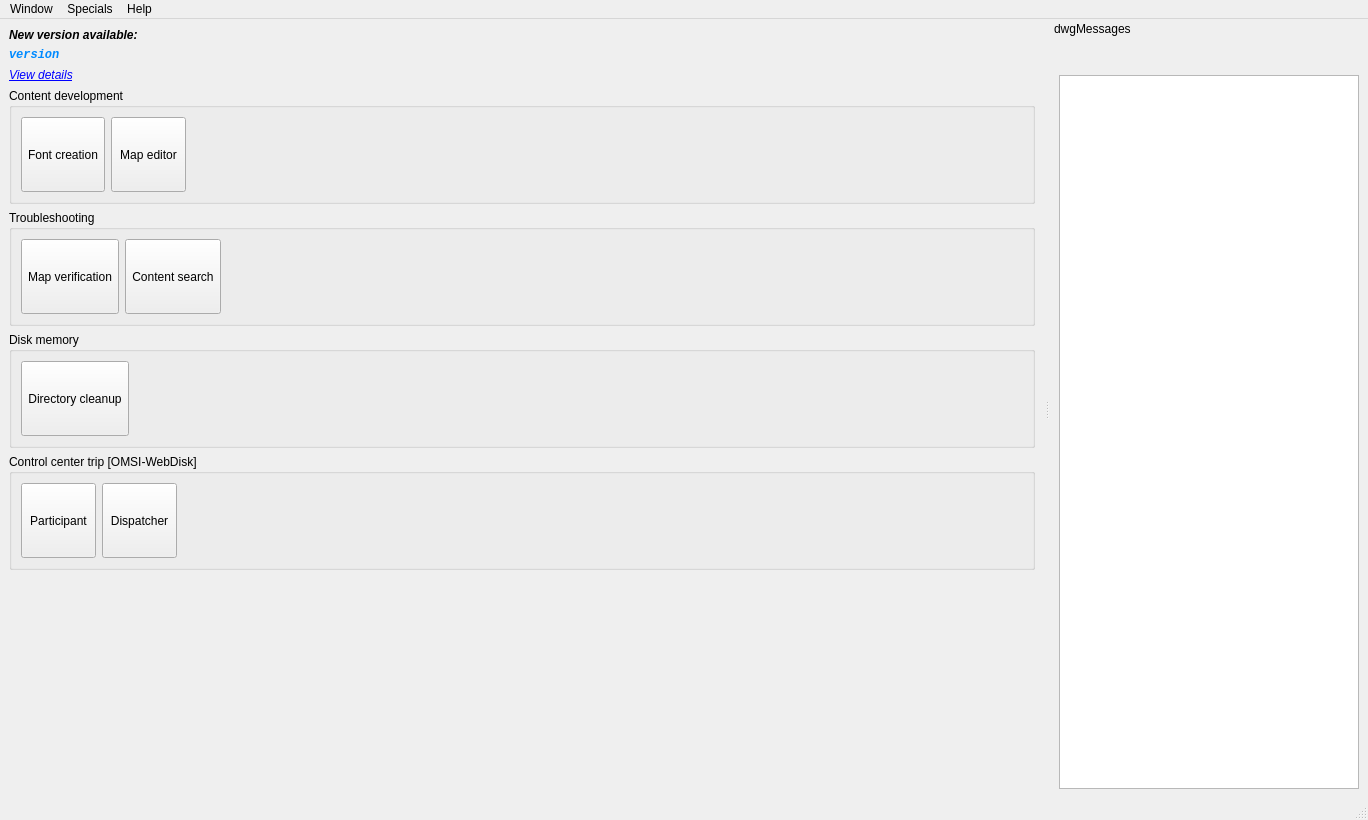
Qt form OTModules/OTGeneric/wstart.ui (pietr26/OMSI-Tools) before a commit.
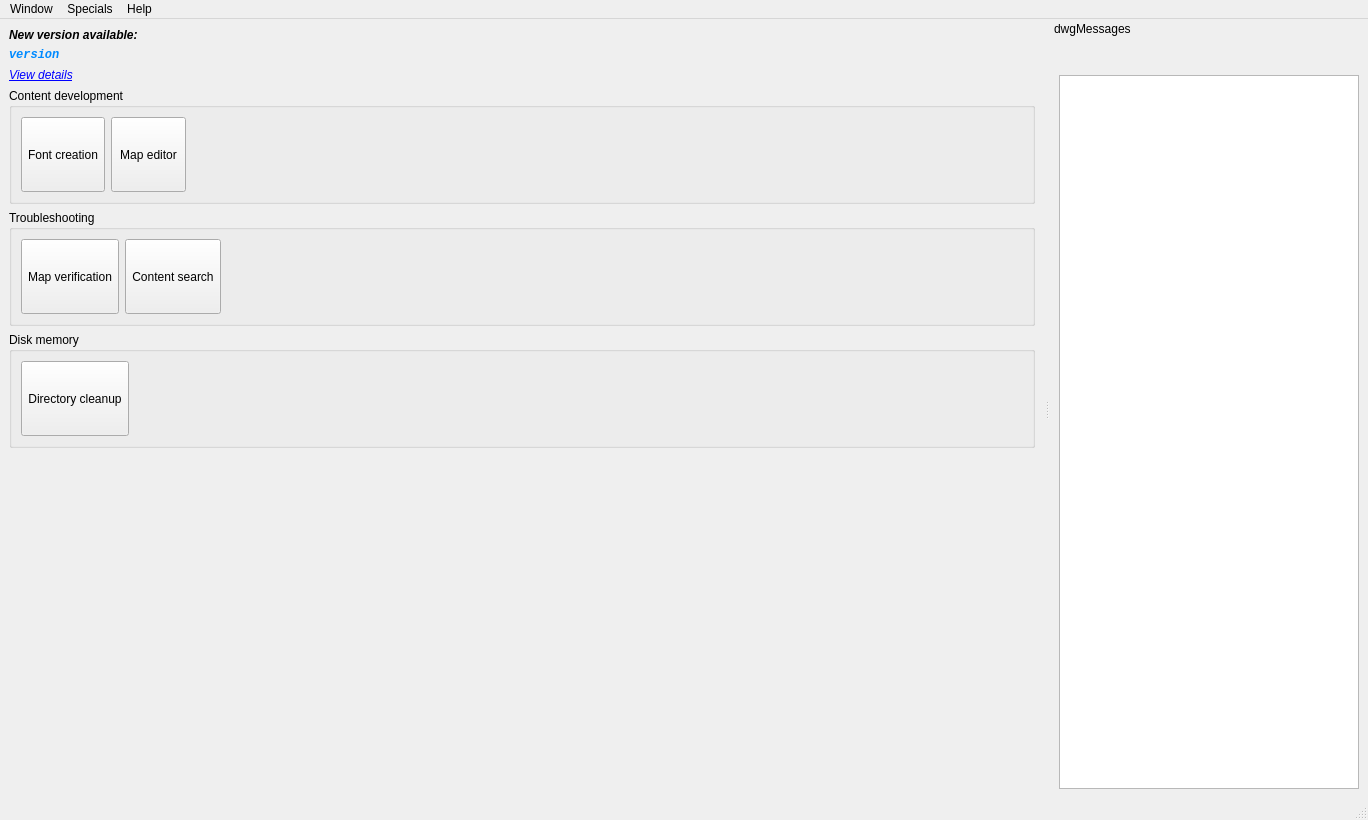
The same form after that commit. Icons and pictures are not drawn.

Commit message: Removed lfclient buttons

```diff
--- a/OTModules/OTGeneric/wstart.ui
+++ b/OTModules/OTGeneric/wstart.ui
@@ -389,125 +389,6 @@
       </layout>
      </widget>
     </item>
-    <item>
-     <widget class="QGroupBox" name="gbxControlCenterTrip">
-      <property name="sizePolicy">
-       <sizepolicy hsizetype="Preferred" vsizetype="Preferred">
-        <horstretch>0</horstretch>
-        <verstretch>0</verstretch>
-       </sizepolicy>
-      </property>
-      <property name="toolTip">
-       <string/>
-      </property>
-      <property name="title">
-       <string>Control center trip [OMSI-WebDisk]</string>
-      </property>
-      <layout class="QHBoxLayout" name="horizontalLayout_5">
-       <item>
-        <widget class="QToolButton" name="tbnLFClientParticipant">
-         <property name="minimumSize">
-          <size>
-           <width>75</width>
-           <height>75</height>
-          </size>
-         </property>
-         <property name="baseSize">
-          <size>
-           <width>1</width>
-           <height>1</height>
-          </size>
-         </property>
-         <property name="autoFillBackground">
-          <bool>false</bool>
-         </property>
-         <property name="text">
-          <string>Participant</string>
-         </property>
-         <property name="icon">
-          <iconset resource="../../ressources.qrc">
-           <normaloff>:/rec/data/icons/wLFClientParticipant.svg</normaloff>:/rec/data/icons/wLFClientParticipant.svg</iconset>
-         </property>
-         <property name="iconSize">
-          <size>
-           <width>25</width>
-           <height>25</height>
-          </size>
-         </property>
-         <property name="checkable">
-          <bool>false</bool>
-         </property>
-         <property name="popupMode">
-          <enum>QToolButton::ToolButtonPopupMode::DelayedPopup</enum>
-         </property>
-         <property name="toolButtonStyle">
-          <enum>Qt::ToolButtonStyle::ToolButtonTextUnderIcon</enum>
-         </property>
-         <property name="autoRaise">
-          <bool>false</bool>
-         </property>
-        </widget>
-       </item>
-       <item>
-        <widget class="QToolButton" name="tbnLFClientDispatcher">
-         <property name="minimumSize">
-          <size>
-           <width>75</width>
-           <height>75</height>
-          </size>
-         </property>
-         <property name="baseSize">
-          <size>
-           <width>1</width>
-           <height>1</height>
-          </size>
-         </property>
-         <property name="autoFillBackground">
-          <bool>false</bool>
-         </property>
-         <property name="text">
-          <string>Dispatcher</string>
-         </property>
-         <property name="icon">
-          <iconset resource="../../ressources.qrc">
-           <normaloff>:/rec/data/icons/wLFClientDispatcher.svg</normaloff>:/rec/data/icons/wLFClientDispatcher.svg</iconset>
-         </property>
-         <property name="iconSize">
-          <size>
-           <width>25</width>
-           <height>25</height>
-          </size>
-         </property>
-         <property name="checkable">
-          <bool>false</bool>
-         </property>
-         <property name="popupMode">
-          <enum>QToolButton::ToolButtonPopupMode::DelayedPopup</enum>
-         </property>
-         <property name="toolButtonStyle">
-          <enum>Qt::ToolButtonStyle::ToolButtonTextUnderIcon</enum>
-         </property>
-         <property name="autoRaise">
-          <bool>false</bool>
-         </property>
-        </widget>
-       </item>
-       <item>
-        <spacer name="horizontalSpacer_5">
-         <property name="orientation">
-          <enum>Qt::Orientation::Horizontal</enum>
-         </property>
-         <property name="sizeHint" stdset="0">
-          <size>
-           <width>536</width>
-           <height>20</height>
-          </size>
-         </property>
-        </spacer>
-       </item>
-      </layout>
-     </widget>
-    </item>
     <item>
      <spacer name="verticalSpacer_2">
       <property name="orientation">
```
Left out of the diff: 2 changed lines with no effect on the pictures. The commit also changes 1 other file.
